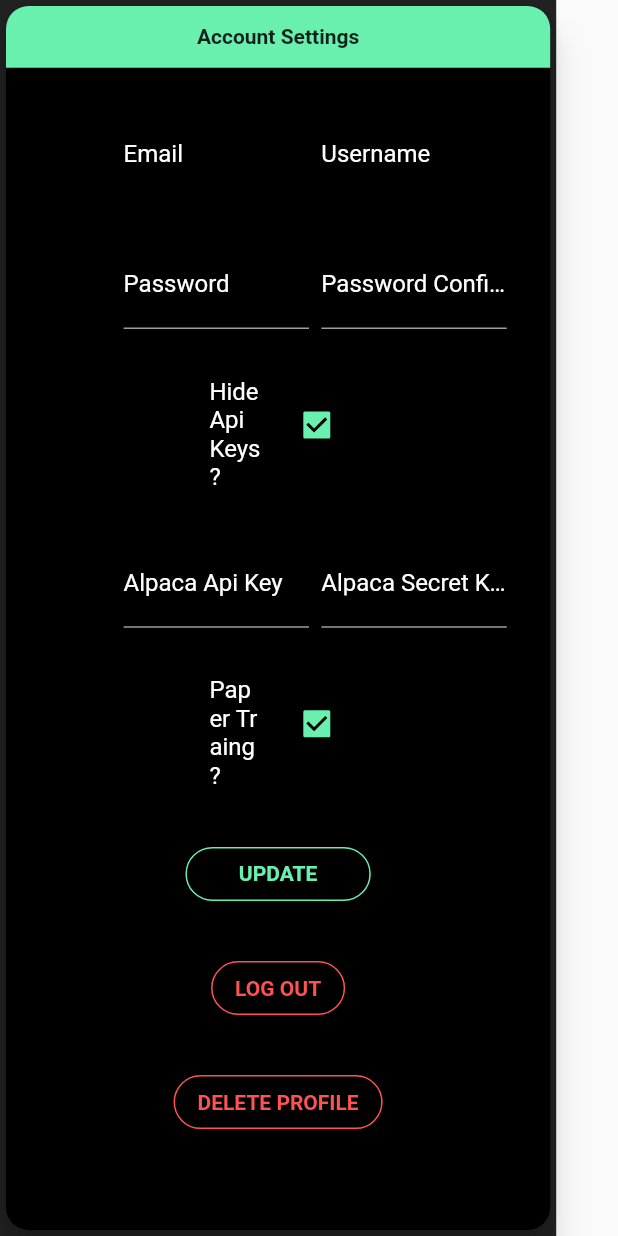
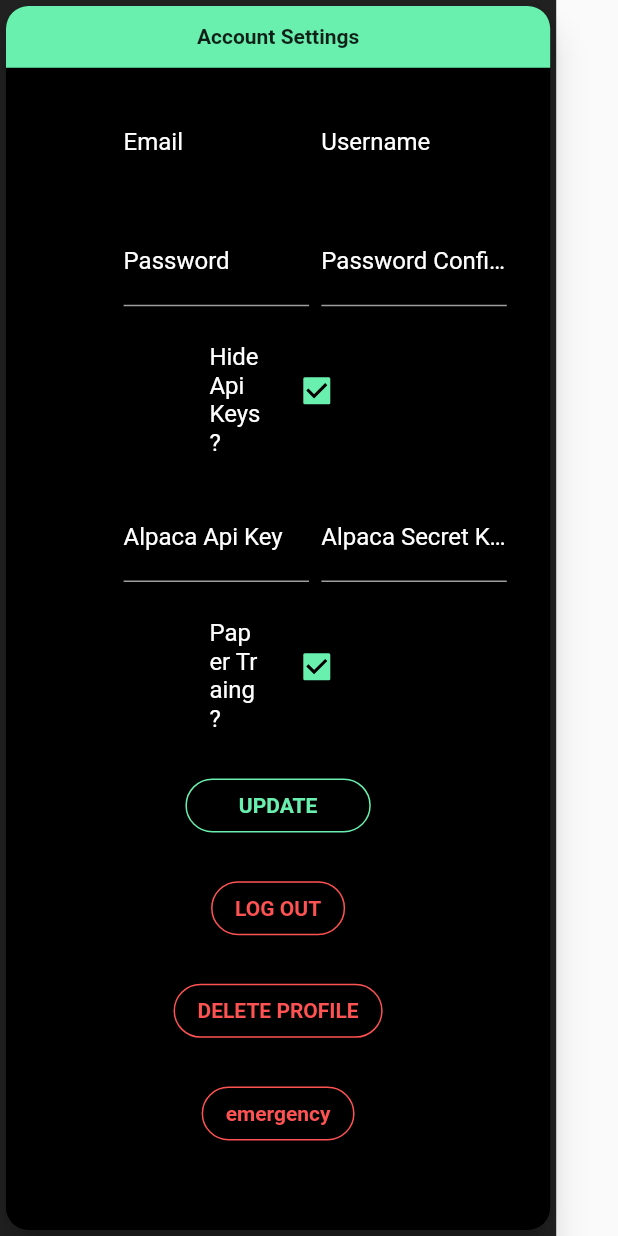
Before and after one commit to sukim2406/stock_portfolio, a Flutter app: the SettingsPage screen opened directly with empty values, on a phone screen of 412 x 824 dp. Run offline on Flutter 3.47's test engine with Material 2 defaults, Android fonts, the phone set to English and light mode, and no system bars; our stand-ins replace get, google_fonts, shared_preferences; missing offline and left inert: window_size; accounts and stored records are empty; network calls fail.

Commit message:
stock_portfolio : few bug fixes, everything looks ok, now icons and build ::::: daily commit project 06-24-2022

```diff
--- a/stock_portfolio_frontend/lib/controllers/url_controllers.dart
+++ b/stock_portfolio_frontend/lib/controllers/url_controllers.dart
@@ -6,7 +6,7 @@ class UrlControllers extends GetxController {
   String devUrl = 'http://localhost:8000';
   String deployUrl = 'http://158.247.214.223';
 
-  String baseUrl = 'http://localhost:8000';
+  String baseUrl = 'http://158.247.214.223';
 
   getRegisterUrl() {
     String registerUrl = '$baseUrl/api/account/register/';
--- a/stock_portfolio_frontend/lib/pages/landing.dart
+++ b/stock_portfolio_frontend/lib/pages/landing.dart
@@ -1,6 +1,4 @@
 import 'package:flutter/material.dart';
-import 'package:http/http.dart';
-import 'package:stock_portfolio_frontend/controllers/shared_preferences_controllers.dart';
 
 import '../controllers/global_controllers.dart' as global;
 
--- a/stock_portfolio_frontend/lib/pages/landing_subpages/settings.dart
+++ b/stock_portfolio_frontend/lib/pages/landing_subpages/settings.dart
@@ -1,7 +1,6 @@
 import 'package:flutter/material.dart';
 
 import '../../controllers/global_controllers.dart' as global;
-import '../../controllers/shared_preferences_controllers.dart';
 
 import '../../widgets/settings_page/settings_card.dart';
 
--- a/stock_portfolio_frontend/lib/widgets/progress_circle.dart
+++ b/stock_portfolio_frontend/lib/widgets/progress_circle.dart
@@ -16,7 +16,6 @@ class _ProgressCircleWidgetState extends State<ProgressCircleWidget>
 
   @override
   void dispose() {
-    // TODO: implement dispose
     _animationController.dispose();
     super.dispose();
   }
--- a/stock_portfolio_frontend/lib/widgets/settings_page/settings_card.dart
+++ b/stock_portfolio_frontend/lib/widgets/settings_page/settings_card.dart
@@ -6,7 +6,6 @@ import '../../widgets/rounded_btn.dart';
 
 import '../../controllers/api_controllers.dart';
 import '../../controllers/global_controllers.dart' as global;
-import '../../controllers/shared_preferences_controllers.dart';
 
 import '../../pages/home.dart';
 
@@ -342,6 +341,15 @@ class _SettingsCardWidgetState extends State<SettingsCardWidget> {
               },
               label: 'DELETE PROFILE',
               color: Colors.redAccent,
+            ),
+            RoundedBtnWidget(
+              height: null,
+              width: null,
+              func: () {
+                widget.updateCurUser();
+              },
+              label: 'emergency',
+              color: Colors.redAccent,
             )
           ],
         ),
```
Also changed, not shown: stock_portfolio_frontend/lib/controllers/api_controllers.dart (+2 -10 lines), stock_portfolio_frontend/lib/widgets/detail_page/detailed_summery_update_ticker.dart (+16 -0 lines).
